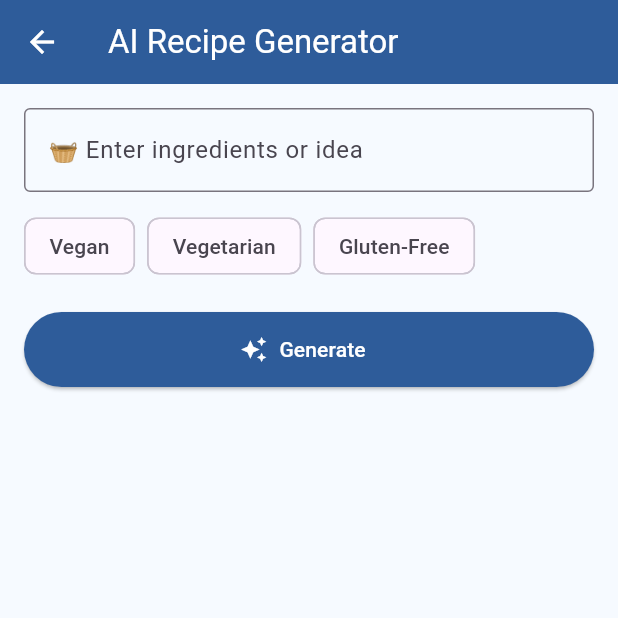
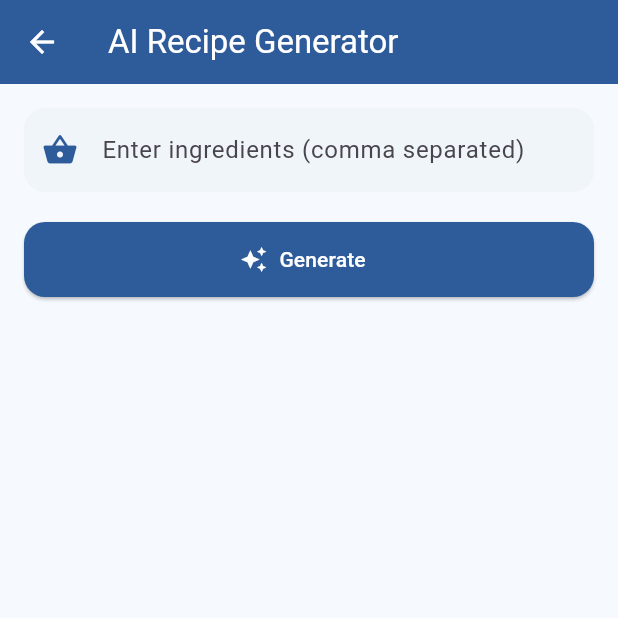
Before and after one commit to natalialukacova/Dishly, a Flutter app: the AIRecipeGeneratorScreen screen opened directly, on a phone screen of 412 x 824 dp, the top half of it. Run offline on Flutter 3.47's test engine with Material 3 defaults, Android fonts, the light colour scheme and no system bars; our stand-ins replace cached_network_image; Roboto replaces fonts that are missing (Sans).

Commit message:
generate recipe screen changes

```diff
--- a/mobile/lib/screens/ai_recipe_generator_screen.dart
+++ b/mobile/lib/screens/ai_recipe_generator_screen.dart
@@ -2,6 +2,7 @@ import 'dart:convert';
 import 'package:flutter/material.dart';
 import 'package:http/http.dart' as http;
 import '../core/theme.dart';
+import '../widgets/ingredient_input.dart';
 
 class AIRecipeGeneratorScreen extends StatefulWidget {
   const AIRecipeGeneratorScreen({super.key});
@@ -12,8 +13,6 @@ class AIRecipeGeneratorScreen extends StatefulWidget {
 
 class _AIRecipeGeneratorScreenState extends State<AIRecipeGeneratorScreen> {
   final TextEditingController _ideaController = TextEditingController();
-  final List<String> _dietaryOptions = ["Vegan", "Vegetarian", "Gluten-Free"];
-  final Set<String> _selectedFilters = {};
   String? _generatedRecipe;
   bool _isLoading = false;
 
@@ -29,10 +28,7 @@ class _AIRecipeGeneratorScreenState extends State<AIRecipeGeneratorScreen> {
     final response = await http.post(
       Uri.parse('http://192.168.0.145:8000/generate_recipe'),
       headers: {'Content-Type': 'application/json'},
-      body: json.encode({
-        "idea": idea,
-        "dietary": _selectedFilters.toList()
-      }),
+      body: json.encode({"idea": idea}),
     );
 
     if (response.statusCode == 200) {
@@ -43,6 +39,67 @@ class _AIRecipeGeneratorScreenState extends State<AIRecipeGeneratorScreen> {
     }
 
     setState(() => _isLoading = false);
+  }
+
+  Widget _buildRecipeView(String raw) {
+    final lines = raw.split('\n');
+    String title = "";
+    List<String> ingredients = [];
+    List<String> instructions = [];
+
+    String currentSection = "";
+
+    for (int i = 0; i < lines.length; i++) {
+      final line = lines[i].trim();
+
+      if (line.startsWith("### ")) {
+        final section = line.substring(4).toLowerCase();
+        if (section.contains("ingredients")) {
+          currentSection = "ingredients";
+        } else if (section.contains("instructions")) {
+          currentSection = "instructions";
+        } else {
+          // If not "ingredients" or "instructions", assume this is the title
+          currentSection = "";
+          if (title.isEmpty) title = line.substring(4).trim();
+        }
+        continue;
+      }
+
+      if (currentSection == "ingredients" && line.startsWith("- ")) {
+        ingredients.add(line.substring(2));
+      } else if (currentSection == "instructions" && RegExp(r'^\d+\.\s').hasMatch(line)) {
+        instructions.add(line);
+      }
+
+      // Catch description right after title
+      if (title.isNotEmpty && currentSection == "" && line.isNotEmpty && !line.startsWith("- ") && !RegExp(r'^\d+\.\s').hasMatch(line)) {
+        title += "\n" + line;
+      }
+    }
+
+    return Column(
+      crossAxisAlignment: CrossAxisAlignment.start,
+      children: [
+        if (title.isNotEmpty)
+          Text(
+            title,
+            style: const TextStyle(fontSize: 20, fontWeight: FontWeight.bold),
+          ),
+        const SizedBox(height: 16),
+        if (ingredients.isNotEmpty) ...[
+          const Text("🧂 Ingredients", style: TextStyle(fontWeight: FontWeight.bold)),
+          const SizedBox(height: 6),
+          ...ingredients.map((i) => Text("• $i")).toList(),
+          const SizedBox(height: 16),
+        ],
+        if (instructions.isNotEmpty) ...[
+          const Text("🔪 Instructions", style: TextStyle(fontWeight: FontWeight.bold)),
+          const SizedBox(height: 6),
+          ...instructions.map((step) => Text(step)).toList(),
+        ],
+      ],
+    );
   }
 
   @override
@@ -58,47 +115,25 @@ class _AIRecipeGeneratorScreenState extends State<AIRecipeGeneratorScreen> {
         padding: const EdgeInsets.all(16),
         child: Column(
           children: [
-            TextField(
-              controller: _ideaController,
-              decoration: const InputDecoration(
-                labelText: "🧺 Enter ingredients or idea",
-                border: OutlineInputBorder(),
-              ),
-            ),
-            const SizedBox(height: 12),
-            Align(
-              alignment: Alignment.centerLeft,
-              child: Wrap(
-                spacing: 8,
-                children: _dietaryOptions.map((diet) {
-                  final selected = _selectedFilters.contains(diet);
-                  return FilterChip(
-                    label: Text(diet),
-                    selected: selected,
-                    selectedColor: primaryColor.withOpacity(0.2),
-                    onSelected: (bool value) {
-                      setState(() {
-                        value ? _selectedFilters.add(diet) : _selectedFilters.remove(diet);
-                      });
-                    },
-                  );
-                }).toList(),
-              ),
-            ),
+            IngredientInput(controller: _ideaController),
             const SizedBox(height: 20),
             ElevatedButton.icon(
-              icon: const Icon(Icons.auto_awesome),
-              label: const Text("Generate"),
               style: ElevatedButton.styleFrom(
                 backgroundColor: primaryColor,
                 foregroundColor: Colors.white,
-                minimumSize: const Size.fromHeight(50),
+                minimumSize: const Size(double.infinity, 50),
+                shape: RoundedRectangleBorder(
+                  borderRadius: BorderRadius.circular(14),
+                ),
               ),
               onPressed: _generateRecipe,
+              icon: const Icon(Icons.auto_awesome, color: Colors.white),
+              label: const Text("Generate"),
             ),
             const SizedBox(height: 20),
             if (_isLoading) const CircularProgressIndicator(),
-            if (_generatedRecipe != null) Expanded(
+            if (_generatedRecipe != null)
+              Expanded(
                 child: Card(
                   color: Colors.white,
                   elevation: 2,
@@ -107,37 +142,7 @@ class _AIRecipeGeneratorScreenState extends State<AIRecipeGeneratorScreen> {
                   child: Padding(
                     padding: const EdgeInsets.all(16),
                     child: SingleChildScrollView(
-                    child: Column(
-                      crossAxisAlignment: CrossAxisAlignment.start,
-                      children: [
-                        Text(
-                          _generatedRecipe!,
-                          style: const TextStyle(fontSize: 16, height: 1.5),
-                        ),
-                        const SizedBox(height: 20),
-                        Row(
-                          children: [
-                            ElevatedButton.icon(
-                              icon: const Icon(Icons.save),
-                              label: const Text("Save"),
-                              style: ElevatedButton.styleFrom(
-                                backgroundColor: primaryColor,
-                                foregroundColor: Colors.white,
-                              ),
-                              onPressed: () {
-                                // TODO: Save logic
-                              },
-                            ),
-                            const SizedBox(width: 12),
-                            OutlinedButton.icon(
-                              icon: const Icon(Icons.refresh),
-                              label: const Text("Regenerate"),
-                              onPressed: _generateRecipe,
-                            ),
-                          ],
-                        )
-                      ],
-                    ),
+                      child: _buildRecipeView(_generatedRecipe!),
                     ),
                   ),
                 ),
--- a/mobile/lib/screens/recipe_search_screen.dart
+++ b/mobile/lib/screens/recipe_search_screen.dart
@@ -102,7 +102,7 @@ class _RecipeSearchScreenState extends State<RecipeSearchScreen> {
                 ),
               ),
               onPressed: _searchRecipes,
-              icon: const Icon(Icons.search),
+              icon: const Icon(Icons.search, color: Colors.white),
               label: Text("Search", style: TextStyle(fontFamily: fontFamily)),
             ),
             const SizedBox(height: 20),
@@ -110,8 +110,6 @@ class _RecipeSearchScreenState extends State<RecipeSearchScreen> {
               const Center(child: CircularProgressIndicator())
             else if (_error != null)
               Text(_error!, style: TextStyle(color: Colors.red, fontFamily: fontFamily))
-            else if (_recipes.isEmpty)
-                Text("No recipes found.", style: TextStyle(color: Colors.grey, fontFamily: fontFamily))
               else
                 Expanded(
                   child: ListView.separated(
--- a/mobile/pubspec.yaml
+++ b/mobile/pubspec.yaml
@@ -32,6 +32,8 @@ dependencies:
     sdk: flutter
 
   http: ^0.13.6
+
+  web_socket_channel: ^2.4.0
 
   cached_network_image: ^3.3.1
 
```
Also changed, not shown: mobile/pubspec.lock. Lines whose indentation alone changed are shown as unchanged.
